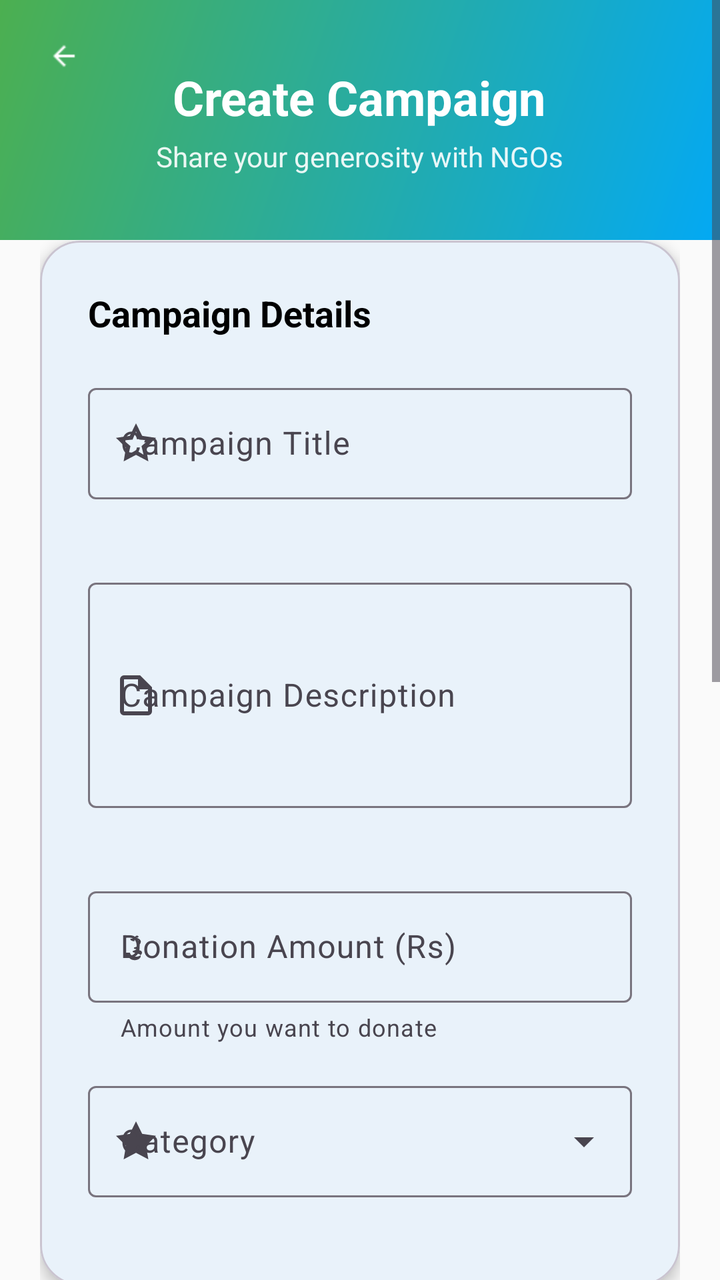
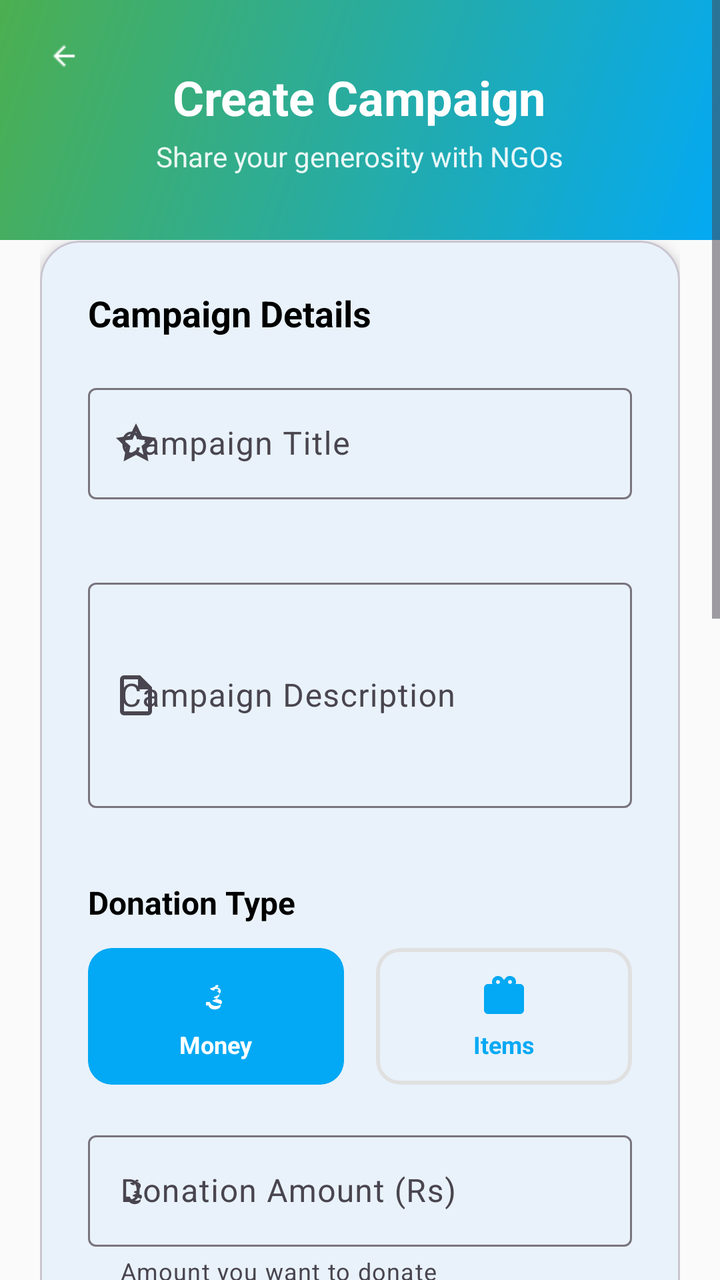

Screens rendered from an Android XML layout before and after an edit, with the pre-edit source and the edit as a unified diff.
<!-- AndroidManifest.xml: application theme Theme.GiveEase -->
<!-- res/layout/fragment_create_campaign.xml -->
<?xml version="1.0" encoding="utf-8"?>
<ScrollView xmlns:android="http://schemas.android.com/apk/res/android"
    xmlns:app="http://schemas.android.com/apk/res-auto"
    android:layout_width="match_parent"
    android:layout_height="match_parent"
    android:background="@color/background"
    android:fillViewport="true">

    <LinearLayout
        android:layout_width="match_parent"
        android:layout_height="wrap_content"
        android:orientation="vertical">

        
        <RelativeLayout
            android:layout_width="match_parent"
            android:layout_height="120dp"
            android:background="@drawable/home_header_gradient"
            android:paddingHorizontal="20dp"
            android:paddingTop="16dp">

            <ImageView
                android:id="@+id/btnBack"
                android:layout_width="24dp"
                android:layout_height="24dp"
                android:src="@drawable/ic_back"
                android:contentDescription="Back"
                android:clickable="true"
                android:focusable="true"
                android:background="?attr/selectableItemBackgroundBorderless"
                android:padding="4dp"
                app:tint="@android:color/white" />

            <LinearLayout
                android:layout_width="wrap_content"
                android:layout_height="wrap_content"
                android:layout_centerInParent="true"
                android:orientation="vertical"
                android:gravity="center">

                <TextView
                    android:layout_width="wrap_content"
                    android:layout_height="wrap_content"
                    android:text="Create Campaign"
                    android:textSize="24sp"
                    android:textStyle="bold"
                    android:textColor="@android:color/white" />

                <TextView
                    android:layout_width="wrap_content"
                    android:layout_height="wrap_content"
                    android:text="Share your generosity with NGOs"
                    android:textSize="14sp"
                    android:textColor="@android:color/white"
                    android:alpha="0.9"
                    android:layout_marginTop="4dp" />
            </LinearLayout>
        </RelativeLayout>

        
        <LinearLayout
            android:layout_width="match_parent"
            android:layout_height="wrap_content"
            android:orientation="vertical"
            android:padding="20dp"
            android:layout_marginTop="-20dp">

            
            <com.google.android.material.card.MaterialCardView
                android:layout_width="match_parent"
                android:layout_height="wrap_content"
                android:layout_marginBottom="20dp"
                app:cardCornerRadius="20dp"
                app:cardElevation="4dp"
                app:cardBackgroundColor="@android:color/white">

                <LinearLayout
                    android:layout_width="match_parent"
                    android:layout_height="wrap_content"
                    android:orientation="vertical"
                    android:padding="24dp">

                    <TextView
                        android:layout_width="wrap_content"
                        android:layout_height="wrap_content"
                        android:text="Campaign Details"
                        android:textSize="18sp"
                        android:textStyle="bold"
                        android:textColor="@android:color/black"
                        android:layout_marginBottom="20dp" />

                    
                    <com.google.android.material.textfield.TextInputLayout
                        android:layout_width="match_parent"
                        android:layout_height="wrap_content"
                        android:layout_marginBottom="16dp"
                        android:hint="Campaign Title"
                        app:startIconDrawable="@drawable/ic_campaign"
                        app:errorEnabled="true"
                        style="@style/Widget.Material3.TextInputLayout.OutlinedBox">

                        <com.google.android.material.textfield.TextInputEditText
                            android:id="@+id/etCampaignTitle"
                            android:layout_width="match_parent"
                            android:layout_height="wrap_content"
                            android:inputType="text"
                            android:maxLines="2" />
                    </com.google.android.material.textfield.TextInputLayout>

                    
                    <com.google.android.material.textfield.TextInputLayout
                        android:layout_width="match_parent"
                        android:layout_height="wrap_content"
                        android:layout_marginBottom="16dp"
                        android:hint="Campaign Description"
                        app:startIconDrawable="@drawable/ic_description"
                        app:errorEnabled="true"
                        style="@style/Widget.Material3.TextInputLayout.OutlinedBox">

                        <com.google.android.material.textfield.TextInputEditText
                            android:id="@+id/etCampaignDescription"
                            android:layout_width="match_parent"
                            android:layout_height="wrap_content"
                            android:inputType="textMultiLine"
                            android:lines="4"
                            android:maxLines="6" />
                    </com.google.android.material.textfield.TextInputLayout>

                    
                    <com.google.android.material.textfield.TextInputLayout
                        android:layout_width="match_parent"
                        android:layout_height="wrap_content"
                        android:layout_marginBottom="16dp"
                        android:hint="Donation Amount (Rs)"
                        app:startIconDrawable="@drawable/ic_money"
                        app:errorEnabled="true"
                        app:helperText="Amount you want to donate"
                        style="@style/Widget.Material3.TextInputLayout.OutlinedBox">

                        <com.google.android.material.textfield.TextInputEditText
                            android:id="@+id/etDonationAmount"
                            android:layout_width="match_parent"
                            android:layout_height="wrap_content"
                            android:inputType="number" />
                    </com.google.android.material.textfield.TextInputLayout>

                    
                    <com.google.android.material.textfield.TextInputLayout
                        android:layout_width="match_parent"
                        android:layout_height="wrap_content"
                        android:layout_marginBottom="20dp"
                        android:hint="Category"
                        app:startIconDrawable="@drawable/ic_category"
                        style="@style/Widget.Material3.TextInputLayout.OutlinedBox.ExposedDropdownMenu">

                        <AutoCompleteTextView
                            android:id="@+id/spinnerCategory"
                            android:layout_width="match_parent"
                            android:layout_height="wrap_content"
                            android:inputType="none" />
                    </com.google.android.material.textfield.TextInputLayout>
                </LinearLayout>
            </com.google.android.material.card.MaterialCardView>

            
            <com.google.android.material.card.MaterialCardView
                android:layout_width="match_parent"
                android:layout_height="wrap_content"
                android:layout_marginBottom="20dp"
                app:cardCornerRadius="20dp"
                app:cardElevation="4dp"
                app:cardBackgroundColor="@android:color/white">

                <LinearLayout
                    android:layout_width="match_parent"
                    android:layout_height="wrap_content"
                    android:orientation="vertical"
                    android:padding="24dp">

                    <TextView
                        android:layout_width="wrap_content"
                        android:layout_height="wrap_content"
                        android:text="Proof of Donation"
                        android:textSize="18sp"
                        android:textStyle="bold"
                        android:textColor="@android:color/black"
                        android:layout_marginBottom="8dp" />

                    <TextView
                        android:layout_width="wrap_content"
                        android:layout_height="wrap_content"
                        android:text="Upload receipt or proof of your donation to build trust with NGOs"
                        android:textSize="14sp"
                        android:textColor="#666666"
                        android:layout_marginBottom="20dp" />

                    
                    <com.google.android.material.button.MaterialButton
                        android:id="@+id/btnUploadProof"
                        android:layout_width="match_parent"
                        android:layout_height="56dp"
                        android:text="Upload Proof"
                        android:textSize="16sp"
                        app:icon="@drawable/ic_upload"
                        app:iconGravity="start"
                        app:cornerRadius="28dp"
                        app:strokeColor="@color/secondary"
                        app:strokeWidth="2dp"
                        android:textColor="@color/secondary"
                        android:backgroundTint="@android:color/transparent"
                        style="@style/Widget.Material3.Button.OutlinedButton"
                        android:layout_marginBottom="16dp" />

                    
                    <LinearLayout
                        android:id="@+id/layoutSelectedFile"
                        android:layout_width="match_parent"
                        android:layout_height="wrap_content"
                        android:orientation="horizontal"
                        android:gravity="center_vertical"
                        android:background="@drawable/selected_file_bg"
                        android:padding="16dp"
                        android:visibility="gone">

                        <ImageView
                            android:layout_width="24dp"
                            android:layout_height="24dp"
                            android:src="@drawable/ic_file"
                            app:tint="@color/secondary" />

                        <TextView
                            android:id="@+id/tvSelectedFileName"
                            android:layout_width="0dp"
                            android:layout_weight="1"
                            android:layout_height="wrap_content"
                            android:text="proof_document.jpg"
                            android:textSize="14sp"
                            android:textColor="@android:color/black"
                            android:layout_marginStart="12dp" />

                        <ImageView
                            android:id="@+id/btnRemoveFile"
                            android:layout_width="24dp"
                            android:layout_height="24dp"
                            android:src="@drawable/ic_close"
                            android:background="?attr/selectableItemBackgroundBorderless"
                            android:clickable="true"
                            android:focusable="true"
                            app:tint="#666666" />
                    </LinearLayout>
                </LinearLayout>
            </com.google.android.material.card.MaterialCardView>

            
            <com.google.android.material.card.MaterialCardView
                android:layout_width="match_parent"
                android:layout_height="wrap_content"
                android:layout_marginBottom="32dp"
                app:cardCornerRadius="16dp"
                app:cardElevation="0dp"
                app:strokeWidth="1dp"
                app:strokeColor="#E3F2FD"
                app:cardBackgroundColor="#F8FDFF">

                <LinearLayout
                    android:layout_width="match_parent"
                    android:layout_height="wrap_content"
                    android:orientation="horizontal"
                    android:padding="20dp"
                    android:gravity="center_vertical">

                    <ImageView
                        android:layout_width="24dp"
                        android:layout_height="24dp"
                        android:src="@drawable/ic_info"
                        app:tint="@color/secondary" />

                    <LinearLayout
                        android:layout_width="match_parent"
                        android:layout_height="wrap_content"
                        android:orientation="vertical"
                        android:layout_marginStart="16dp">

                        <TextView
                            android:layout_width="wrap_content"
                            android:layout_height="wrap_content"
                            android:text="How it works"
                            android:textStyle="bold"
                            android:textColor="@color/secondary"
                            android:textSize="14sp" />

                        <TextView
                            android:layout_width="wrap_content"
                            android:layout_height="wrap_content"
                            android:text="1. Create your donation campaign\n2. NGOs can view and contact you\n3. Complete the donation process\n4. Make a real impact together"
                            android:textColor="#666666"
                            android:textSize="12sp"
                            android:layout_marginTop="8dp"
                            android:lineSpacingExtra="2dp" />
                    </LinearLayout>
                </LinearLayout>
            </com.google.android.material.card.MaterialCardView>

            
            <com.google.android.material.button.MaterialButton
                android:id="@+id/btnCreateCampaign"
                android:layout_width="match_parent"
                android:layout_height="56dp"
                android:text="Create Campaign"
                android:textSize="16sp"
                android:textStyle="bold"
                app:cornerRadius="28dp"
                android:backgroundTint="@color/secondary"
                android:layout_marginBottom="16dp"
                style="@style/Widget.Material3.Button" />

            <com.google.android.material.button.MaterialButton
                android:id="@+id/btnCancel"
                android:layout_width="match_parent"
                android:layout_height="56dp"
                android:text="Cancel"
                android:textSize="16sp"
                android:textColor="@color/secondary"
                app:cornerRadius="28dp"
                app:strokeColor="@color/secondary"
                app:strokeWidth="2dp"
                android:backgroundTint="@android:color/transparent"
                style="@style/Widget.Material3.Button.OutlinedButton" />
        </LinearLayout>
    </LinearLayout>
</ScrollView>
<!-- resources referenced by this layout -->
<resources>
  <color name="background">#FAFAFA</color>
  <color name="secondary">#03A9F4</color>
  <!-- drawable home_header_gradient (drawable) -->
  <shape xmlns:android="http://schemas.android.com/apk/res/android">
      <gradient
          android:angle="135"
          android:startColor="@color/secondary"
          android:endColor="@color/primary"
          android:type="linear" />
  </shape>
  <!-- drawable ic_category (drawable) -->
  <vector xmlns:android="http://schemas.android.com/apk/res/android"
      android:width="24dp"
      android:height="24dp"
      android:viewportWidth="24"
      android:viewportHeight="24">
      <path
          android:fillColor="#FF000000"
          android:pathData="M12,2l3.09,6.26L22,9.27l-5,4.87 1.18,6.88L12,17.77l-6.18,3.25L7,14.14 2,9.27l6.91,-1.01L12,2z"/>
  </vector>
  <!-- drawable ic_close (drawable) -->
  <vector xmlns:android="http://schemas.android.com/apk/res/android"
      android:width="24dp"
      android:height="24dp"
      android:viewportWidth="24"
      android:viewportHeight="24">
      <path
          android:fillColor="#FF000000"
          android:pathData="M19,6.41L17.59,5 12,10.59 6.41,5 5,6.41 10.59,12 5,17.59 6.41,19 12,13.41 17.59,19 19,17.59 13.41,12z"/>
  </vector>
  <!-- drawable ic_description (drawable) -->
  <vector xmlns:android="http://schemas.android.com/apk/res/android"
      android:width="24dp"
      android:height="24dp"
      android:viewportWidth="24"
      android:viewportHeight="24">
      <path
          android:fillColor="#FF000000"
          android:pathData="M14,2H6A2,2 0 0,0 4,4V20A2,2 0 0,0 6,22H18A2,2 0 0,0 20,20V8L14,2M18,20H6V4H13V9H18V20Z"/>
  </vector>
  <!-- drawable ic_file (drawable) -->
  <vector xmlns:android="http://schemas.android.com/apk/res/android"
      android:width="24dp"
      android:height="24dp"
      android:viewportWidth="24"
      android:viewportHeight="24">
      <path
          android:fillColor="#FF000000"
          android:pathData="M14,2H6A2,2 0 0,0 4,4V20A2,2 0 0,0 6,22H18A2,2 0 0,0 20,20V8L14,2M18,20H6V4H13V9H18V20Z"/>
  </vector>
  <!-- drawable ic_upload (drawable) -->
  <vector xmlns:android="http://schemas.android.com/apk/res/android"
      android:width="24dp"
      android:height="24dp"
      android:viewportWidth="24"
      android:viewportHeight="24">
      <path
          android:fillColor="#FF000000"
          android:pathData="M14,2H6A2,2 0 0,0 4,4V20A2,2 0 0,0 6,22H18A2,2 0 0,0 20,20V8L14,2M18,20H6V4H13V9H18V20Z"/>
  </vector>
  <!-- drawable selected_file_bg (drawable) -->
  <shape xmlns:android="http://schemas.android.com/apk/res/android">
      <solid android:color="#F0F8FF" />
      <corners android:radius="8dp" />
      <stroke android:width="1dp" android:color="#E3F2FD" />
  </shape>
  <color name="primary">#4CAF50</color>
  <color name="primary_blue">#1976D2</color>
  <color name="white">#FFFFFFFF</color>
  <color name="teal_200">#FF03DAC5</color>
  <color name="black">#FF000000</color>
  <color name="surface">#FFFFFF</color>
  <color name="onSurface">#212121</color>
  <color name="onBackground">#212121</color>
  <!-- unchanged entries left out for length: 5 -->
</resources>

<!-- the commit's change to res/layout/fragment_create_campaign.xml (unified diff, before → after) -->
@@ -11,7 +11,6 @@
         android:layout_height="wrap_content"
         android:orientation="vertical">
 
-        
         <RelativeLayout
             android:layout_width="match_parent"
             android:layout_height="120dp"
@@ -57,7 +56,6 @@
             </LinearLayout>
         </RelativeLayout>
 
-        
         <LinearLayout
             android:layout_width="match_parent"
             android:layout_height="wrap_content"
@@ -65,7 +63,6 @@
             android:padding="20dp"
             android:layout_marginTop="-20dp">
 
-            
             <com.google.android.material.card.MaterialCardView
                 android:layout_width="match_parent"
                 android:layout_height="wrap_content"
@@ -89,7 +86,6 @@
                         android:textColor="@android:color/black"
                         android:layout_marginBottom="20dp" />
 
-                    
                     <com.google.android.material.textfield.TextInputLayout
                         android:layout_width="match_parent"
                         android:layout_height="wrap_content"
@@ -107,7 +103,6 @@
                             android:maxLines="2" />
                     </com.google.android.material.textfield.TextInputLayout>
 
-                    
                     <com.google.android.material.textfield.TextInputLayout
                         android:layout_width="match_parent"
                         android:layout_height="wrap_content"
@@ -126,25 +121,182 @@
                             android:maxLines="6" />
                     </com.google.android.material.textfield.TextInputLayout>
 
-                    
-                    <com.google.android.material.textfield.TextInputLayout
-                        android:layout_width="match_parent"
-                        android:layout_height="wrap_content"
-                        android:layout_marginBottom="16dp"
-                        android:hint="Donation Amount (Rs)"
-                        app:startIconDrawable="@drawable/ic_money"
-                        app:errorEnabled="true"
-                        app:helperText="Amount you want to donate"
-                        style="@style/Widget.Material3.TextInputLayout.OutlinedBox">
-
-                        <com.google.android.material.textfield.TextInputEditText
-                            android:id="@+id/etDonationAmount"
-                            android:layout_width="match_parent"
-                            android:layout_height="wrap_content"
-                            android:inputType="number" />
-                    </com.google.android.material.textfield.TextInputLayout>
-
-                    
+                    <TextView
+                        android:layout_width="wrap_content"
+                        android:layout_height="wrap_content"
+                        android:text="Donation Type"
+                        android:textSize="16sp"
+                        android:textStyle="bold"
+                        android:textColor="@android:color/black"
+                        android:layout_marginBottom="12dp" />
+
+                    <LinearLayout
+                        android:layout_width="match_parent"
+                        android:layout_height="wrap_content"
+                        android:orientation="horizontal"
+                        android:layout_marginBottom="20dp">
+
+                        <com.google.android.material.card.MaterialCardView
+                            android:id="@+id/cardMoneyDonation"
+                            android:layout_width="0dp"
+                            android:layout_weight="1"
+                            android:layout_height="wrap_content"
+                            android:layout_marginEnd="8dp"
+                            android:clickable="true"
+                            android:focusable="true"
+                            app:cardCornerRadius="12dp"
+                            app:cardElevation="0dp"
+                            app:strokeWidth="2dp"
+                            app:strokeColor="@color/secondary"
+                            app:cardBackgroundColor="@color/secondary">
+
+                            <LinearLayout
+                                android:layout_width="match_parent"
+                                android:layout_height="wrap_content"
+                                android:orientation="vertical"
+                                android:padding="12dp"
+                                android:gravity="center">
+
+                                <ImageView
+                                    android:layout_width="24dp"
+                                    android:layout_height="24dp"
+                                    android:src="@drawable/ic_money"
+                                    app:tint="@android:color/white"
+                                    android:layout_marginBottom="4dp" />
+
+                                <TextView
+                                    android:layout_width="wrap_content"
+                                    android:layout_height="wrap_content"
+                                    android:text="Money"
+                                    android:textColor="@android:color/white"
+                                    android:textStyle="bold"
+                                    android:textSize="12sp" />
+                            </LinearLayout>
+                        </com.google.android.material.card.MaterialCardView>
+
+                        <com.google.android.material.card.MaterialCardView
+                            android:id="@+id/cardItemDonation"
+                            android:layout_width="0dp"
+                            android:layout_weight="1"
+                            android:layout_height="wrap_content"
+                            android:layout_marginStart="8dp"
+                            android:clickable="true"
+                            android:focusable="true"
+                            app:cardCornerRadius="12dp"
+                            app:cardElevation="0dp"
+                            app:strokeWidth="2dp"
+                            app:strokeColor="#E0E0E0"
+                            app:cardBackgroundColor="@android:color/white">
+
+                            <LinearLayout
+                                android:layout_width="match_parent"
+                                android:layout_height="wrap_content"
+                                android:orientation="vertical"
+                                android:padding="12dp"
+                                android:gravity="center">
+
+                                <ImageView
+                                    android:layout_width="24dp"
+                                    android:layout_height="24dp"
+                                    android:src="@drawable/ic_gift"
+                                    app:tint="@color/secondary"
+                                    android:layout_marginBottom="4dp" />
+
+                                <TextView
+                                    android:layout_width="wrap_content"
+                                    android:layout_height="wrap_content"
+                                    android:text="Items"
+                                    android:textColor="@color/secondary"
+                                    android:textStyle="bold"
+                                    android:textSize="12sp" />
+                            </LinearLayout>
+                        </com.google.android.material.card.MaterialCardView>
+                    </LinearLayout>
+
+                    <LinearLayout
+                        android:id="@+id/layoutMoneyDonation"
+                        android:layout_width="match_parent"
+                        android:layout_height="wrap_content"
+                        android:orientation="vertical"
+                        android:visibility="visible">
+
+                        <com.google.android.material.textfield.TextInputLayout
+                            android:layout_width="match_parent"
+                            android:layout_height="wrap_content"
+                            android:layout_marginBottom="16dp"
+                            android:hint="Donation Amount (Rs)"
+                            app:startIconDrawable="@drawable/ic_money"
+                            app:errorEnabled="true"
+                            app:helperText="Amount you want to donate"
+                            style="@style/Widget.Material3.TextInputLayout.OutlinedBox">
+
+                            <com.google.android.material.textfield.TextInputEditText
+                                android:id="@+id/etDonationAmount"
+                                android:layout_width="match_parent"
+                                android:layout_height="wrap_content"
+                                android:inputType="number" />
+                        </com.google.android.material.textfield.TextInputLayout>
+                    </LinearLayout>
+
+                    <LinearLayout
+                        android:id="@+id/layoutItemDonation"
+                        android:layout_width="match_parent"
+                        android:layout_height="wrap_content"
+                        android:orientation="vertical"
+                        android:visibility="gone">
+
+                        <com.google.android.material.textfield.TextInputLayout
+                            android:layout_width="match_parent"
+                            android:layout_height="wrap_content"
+                            android:layout_marginBottom="16dp"
+                            android:hint="Item Type"
+                            app:startIconDrawable="@drawable/ic_gift"
+                            style="@style/Widget.Material3.TextInputLayout.OutlinedBox.ExposedDropdownMenu">
+
+                            <AutoCompleteTextView
+                                android:id="@+id/spinnerItemType"
+                                android:layout_width="match_parent"
+                                android:layout_height="wrap_content"
+                                android:inputType="none" />
+                        </com.google.android.material.textfield.TextInputLayout>
+
+                        <com.google.android.material.textfield.TextInputLayout
+                            android:layout_width="match_parent"
+                            android:layout_height="wrap_content"
+                            android:layout_marginBottom="16dp"
+                            android:hint="Item Details"
+                            app:startIconDrawable="@drawable/ic_description"
+                            app:errorEnabled="true"
+                            app:helperText="Describe what items you're donating"
+                            style="@style/Widget.Material3.TextInputLayout.OutlinedBox">
+
+                            <com.google.android.material.textfield.TextInputEditText
+                                android:id="@+id/etItemDetails"
+                                android:layout_width="match_parent"
+                                android:layout_height="wrap_content"
+                                android:inputType="textMultiLine"
+                                android:lines="3"
+                                android:maxLines="5" />
+                        </com.google.android.material.textfield.TextInputLayout>
+
+                        <com.google.android.material.textfield.TextInputLayout
+                            android:layout_width="match_parent"
+                            android:layout_height="wrap_content"
+                            android:layout_marginBottom="16dp"
+                            android:hint="Estimated Value (Rs) - Optional"
+                            app:startIconDrawable="@drawable/ic_money"
+                            app:errorEnabled="true"
+                            app:helperText="Approximate market value of items"
+                            style="@style/Widget.Material3.TextInputLayout.OutlinedBox">
+
+                            <com.google.android.material.textfield.TextInputEditText
+                                android:id="@+id/etEstimatedValue"
+                                android:layout_width="match_parent"
+                                android:layout_height="wrap_content"
+                                android:inputType="number" />
+                        </com.google.android.material.textfield.TextInputLayout>
+                    </LinearLayout>
+
                     <com.google.android.material.textfield.TextInputLayout
                         android:layout_width="match_parent"
                         android:layout_height="wrap_content"
@@ -162,7 +314,6 @@
                 </LinearLayout>
             </com.google.android.material.card.MaterialCardView>
 
-            
             <com.google.android.material.card.MaterialCardView
                 android:layout_width="match_parent"
                 android:layout_height="wrap_content"
@@ -194,7 +345,6 @@
                         android:textColor="#666666"
                         android:layout_marginBottom="20dp" />
 
-                    
                     <com.google.android.material.button.MaterialButton
                         android:id="@+id/btnUploadProof"
                         android:layout_width="match_parent"
@@ -211,7 +361,6 @@
                         style="@style/Widget.Material3.Button.OutlinedButton"
                         android:layout_marginBottom="16dp" />
 
-                    
                     <LinearLayout
                         android:id="@+id/layoutSelectedFile"
                         android:layout_width="match_parent"
@@ -251,7 +400,6 @@
                 </LinearLayout>
             </com.google.android.material.card.MaterialCardView>
 
-            
             <com.google.android.material.card.MaterialCardView
                 android:layout_width="match_parent"
                 android:layout_height="wrap_content"
@@ -301,7 +449,6 @@
                 </LinearLayout>
             </com.google.android.material.card.MaterialCardView>
 
-            
             <com.google.android.material.button.MaterialButton
                 android:id="@+id/btnCreateCampaign"
                 android:layout_width="match_parent"
<!-- resource entries referenced after the edit -->
@@ -50,6 +50,16 @@
           android:fillColor="#FF000000"
           android:pathData="M14,2H6A2,2 0 0,0 4,4V20A2,2 0 0,0 6,22H18A2,2 0 0,0 20,20V8L14,2M18,20H6V4H13V9H18V20Z"/>
   </vector>
+  <!-- drawable ic_gift (drawable) -->
+  <vector xmlns:android="http://schemas.android.com/apk/res/android"
+      android:width="24dp"
+      android:height="24dp"
+      android:viewportWidth="24"
+      android:viewportHeight="24">
+      <path
+          android:fillColor="#FF000000"
+          android:pathData="M20,6h-2.18c0.11,-0.31 0.18,-0.65 0.18,-1a2.996,2.996 0,0 0,-5.5 -1.65l-0.5,0.67 -0.5,-0.68C10.96,2.54 10.05,2 9,2 7.34,2 6,3.34 6,5c0,0.35 0.07,0.69 0.18,1L4,6c-1.11,0 -1.99,0.89 -1.99,2L2,19c0,1.11 0.89,2 2,2h16c1.11,0 2,-0.89 2,-2L22,8c0,-1.11 -0.89,-2 -2,-2zM15,4c0.55,0 1,0.45 1,1s-0.45,1 -1,1 -1,-0.45 -1,-1 0.45,-1 1,-1zM9,4c0.55,0 1,0.45 1,1s-0.45,1 -1,1 -1,-0.45 -1,-1 0.45,-1 1,-1z"/>
+  </vector>
   <!-- drawable ic_upload (drawable) -->
   <vector xmlns:android="http://schemas.android.com/apk/res/android"
       android:width="24dp"
